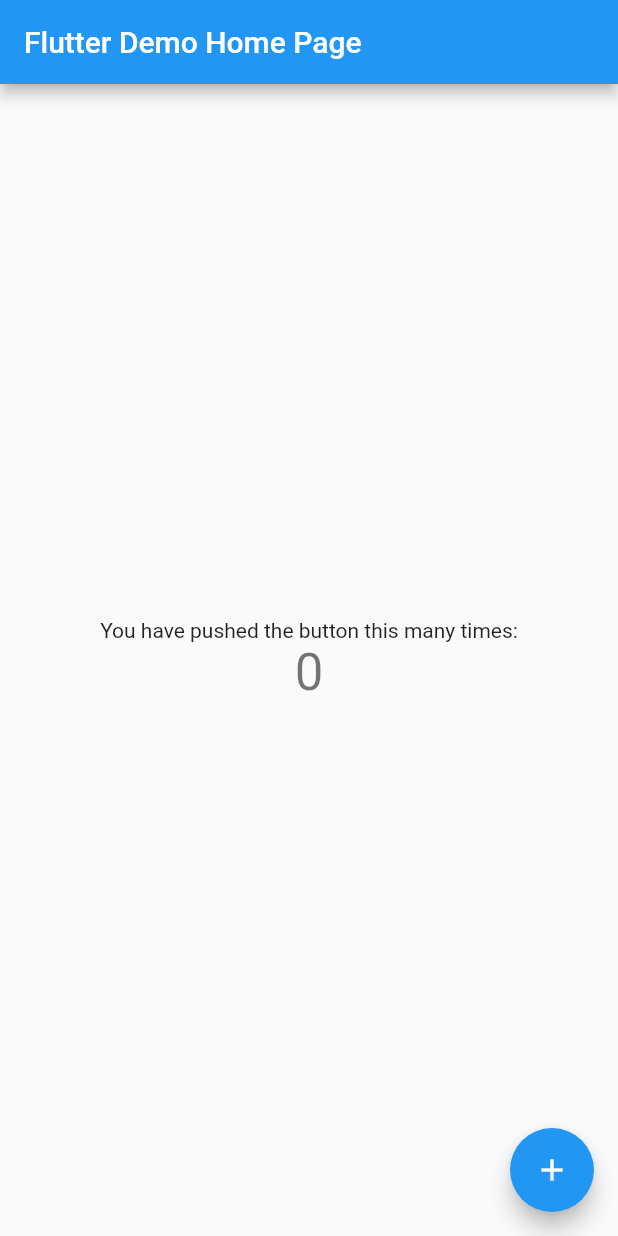
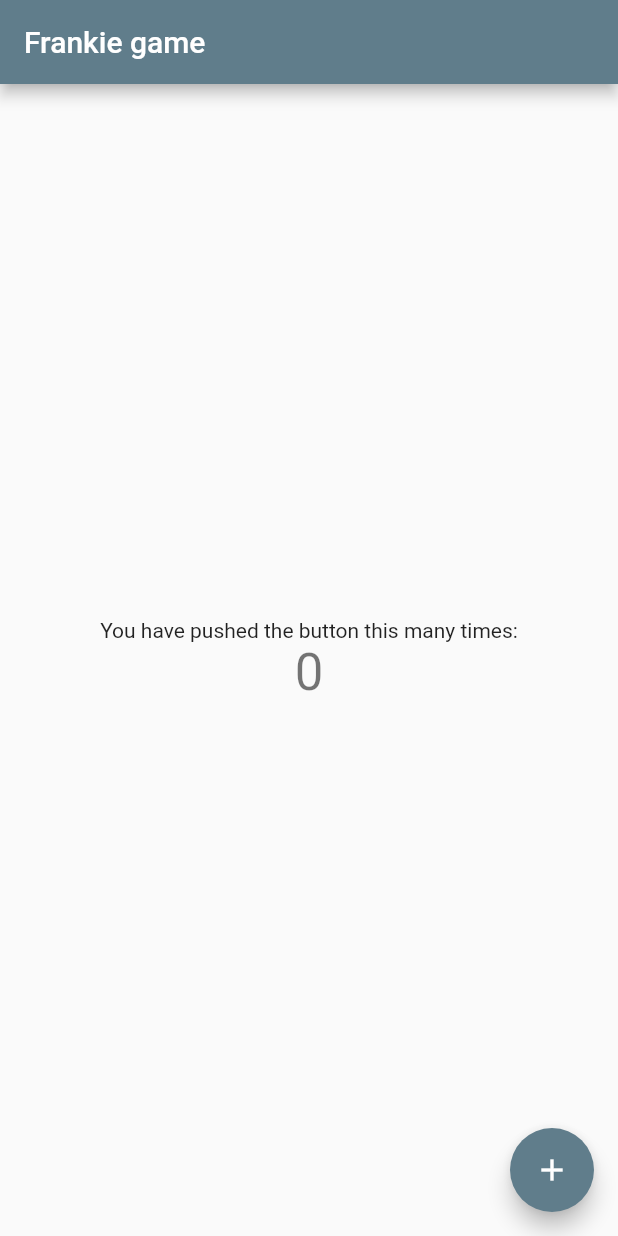
Before and after one commit to cpaolicelli/good_boy, a Flutter app: the screen it shows after launch, on a phone screen of 412 x 824 dp. Run offline on Flutter 3.47's test engine with Material 2 defaults, Android fonts, the phone set to English and light mode, and no system bars.

```diff
--- a/lib/main.dart
+++ b/lib/main.dart
@@ -18,9 +18,9 @@ class MyApp extends StatelessWidget {
         // or simply save your changes to "hot reload" in a Flutter IDE).
         // Notice that the counter didn't reset back to zero; the application
         // is not restarted.
-        primarySwatch: Colors.blue,
+        primarySwatch: Colors.blueGrey,
       ),
-      home: MyHomePage(title: 'Flutter Demo Home Page'),
+      home: MyHomePage(title: 'Frankie game'),
     );
   }
 }
```
Also changed, not shown: pubspec.yaml (+4 -3 lines), assets/images/car-top-view.png (added).
